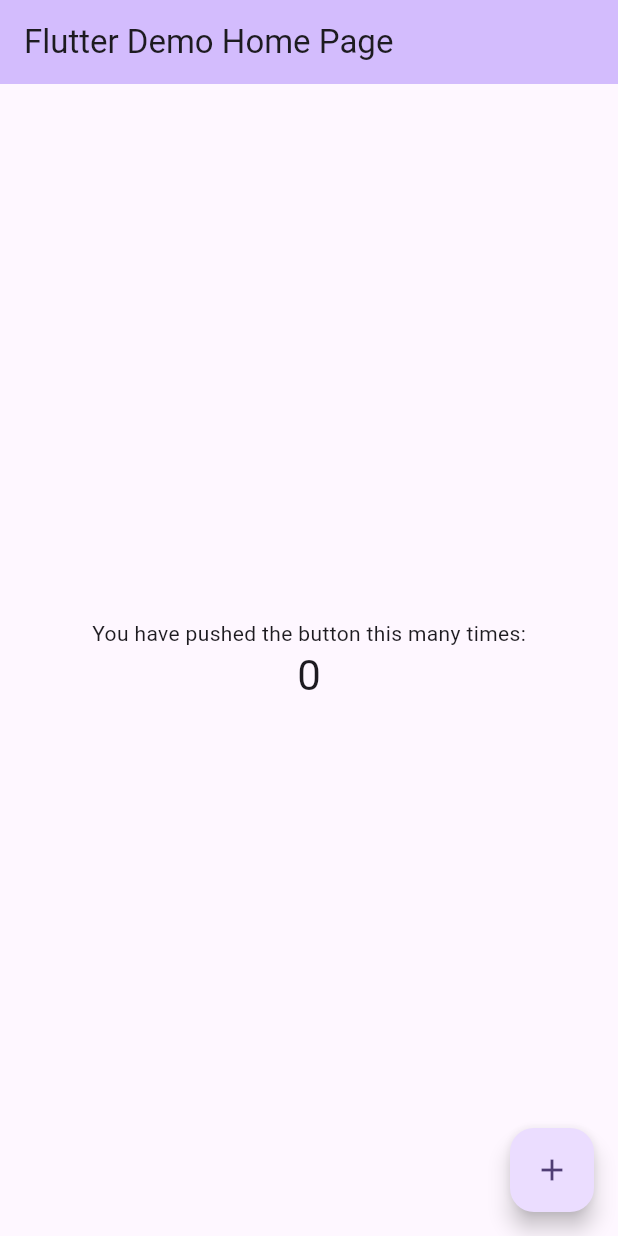
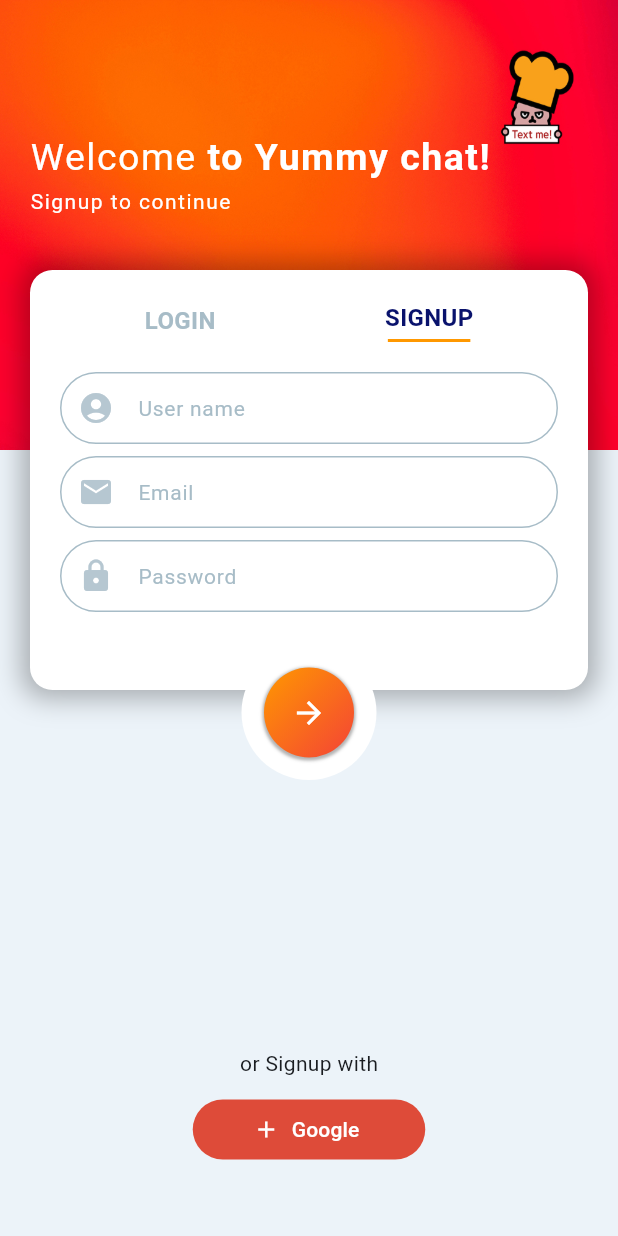
Before and after one commit to lklab/flutter-test, a Flutter app: the screen it shows after launch, on a phone screen of 412 x 824 dp. Run offline on Flutter 3.47's test engine with Material 3 defaults, Android fonts, the phone set to English and light mode, and no system bars; our stand-ins replace flutter_spinkit, flutter_svg, fluttertoast, geolocator, google_fonts, timer_builder.

Commit message:
UI 디자인

```diff
--- /dev/null
+++ b/chatting_app/lib/config/palette.dart
@@ -0,0 +1,11 @@
+import 'package:flutter/painting.dart';
+
+class Palette {
+  static const Color iconColor = Color(0xFFB6C7D1);
+  static const Color activeColor = Color(0xFF09126C);
+  static const Color textColor1 = Color(0XFFA7BCC7);
+  static const Color textColor2 = Color(0XFF9BB3C0);
+  static const Color facebookColor = Color(0xFF3B5999);
+  static const Color googleColor = Color(0xFFDE4B39);
+  static const Color backgroundColor = Color(0xFFECF3F9);
+}
--- a/chatting_app/lib/main.dart
+++ b/chatting_app/lib/main.dart
@@ -1,4 +1,5 @@
 import 'package:flutter/material.dart';
+import 'package:chatting_app/screens/main_screen.dart';
 
 void main() {
   runApp(const MyApp());
@@ -11,115 +12,12 @@
   @override
   Widget build(BuildContext context) {
     return MaterialApp(
-      title: 'Flutter Demo',
+      title: 'Chatting app',
       theme: ThemeData(
-        // This is the theme of your application.
-        //
-        // TRY THIS: Try running your application with "flutter run". You'll see
-        // the application has a purple toolbar. Then, without quitting the app,
-        // try changing the seedColor in the colorScheme below to Colors.green
-        // and then invoke "hot reload" (save your changes or press the "hot
-        // reload" button in a Flutter-supported IDE, or press "r" if you used
-        // the command line to start the app).
-        //
-        // Notice that the counter didn't reset back to zero; the application
-        // state is not lost during the reload. To reset the state, use hot
-        // restart instead.
-        //
-        // This works for code too, not just values: Most code changes can be
-        // tested with just a hot reload.
-        colorScheme: ColorScheme.fromSeed(seedColor: Colors.deepPurple),
+        colorScheme: ColorScheme.fromSeed(seedColor: Colors.blue),
         useMaterial3: true,
       ),
-      home: const MyHomePage(title: 'Flutter Demo Home Page'),
+      home: LoginSignupScreen(),
     );
   }
 }
-
-class MyHomePage extends StatefulWidget {
-  const MyHomePage({super.key, required this.title});
-
-  // This widget is the home page of your application. It is stateful, meaning
-  // that it has a State object (defined below) that contains fields that affect
-  // how it looks.
-
-  // This class is the configuration for the state. It holds the values (in this
-  // case the title) provided by the parent (in this case the App widget) and
-  // used by the build method of the State. Fields in a Widget subclass are
-  // always marked "final".
-
-  final String title;
-
-  @override
-  State<MyHomePage> createState() => _MyHomePageState();
-}
-
-class _MyHomePageState extends State<MyHomePage> {
-  int _counter = 0;
-
-  void _incrementCounter() {
-    setState(() {
-      // This call to setState tells the Flutter framework that something has
-      // changed in this State, which causes it to rerun the build method below
-      // so that the display can reflect the updated values. If we changed
-      // _counter without calling setState(), then the build method would not be
-      // called again, and so nothing would appear to happen.
-      _counter++;
-    });
-  }
-
-  @override
-  Widget build(BuildContext context) {
-    // This method is rerun every time setState is called, for instance as done
-    // by the _incrementCounter method above.
-    //
-    // The Flutter framework has been optimized to make rerunning build methods
-    // fast, so that you can just rebuild anything that needs updating rather
-    // than having to individually change instances of widgets.
-    return Scaffold(
-      appBar: AppBar(
-        // TRY THIS: Try changing the color here to a specific color (to
-        // Colors.amber, perhaps?) and trigger a hot reload to see the AppBar
-        // change color while the other colors stay the same.
-        backgroundColor: Theme.of(context).colorScheme.inversePrimary,
-        // Here we take the value from the MyHomePage object that was created by
-        // the App.build method, and use it to set our appbar title.
-        title: Text(widget.title),
-      ),
-      body: Center(
-        // Center is a layout widget. It takes a single child and positions it
-        // in the middle of the parent.
-        child: Column(
-          // Column is also a layout widget. It takes a list of children and
-          // arranges them vertically. By default, it sizes itself to fit its
-          // children horizontally, and tries to be as tall as its parent.
-          //
-          // Column has various properties to control how it sizes itself and
-          // how it positions its children. Here we use mainAxisAlignment to
-          // center the children vertically; the main axis here is the vertical
-          // axis because Columns are vertical (the cross axis would be
-          // horizontal).
-          //
-          // TRY THIS: Invoke "debug painting" (choose the "Toggle Debug Paint"
-          // action in the IDE, or press "p" in the console), to see the
-          // wireframe for each widget.
-          mainAxisAlignment: MainAxisAlignment.center,
-          children: <Widget>[
-            const Text(
-              'You have pushed the button this many times:',
-            ),
-            Text(
-              '$_counter',
-              style: Theme.of(context).textTheme.headlineMedium,
-            ),
-          ],
-        ),
-      ),
-      floatingActionButton: FloatingActionButton(
-        onPressed: _incrementCounter,
-        tooltip: 'Increment',
-        child: const Icon(Icons.add),
-      ), // This trailing comma makes auto-formatting nicer for build methods.
-    );
-  }
-}
--- /dev/null
+++ b/chatting_app/lib/screens/main_screen.dart
@@ -0,0 +1,399 @@
+import 'package:chatting_app/config/palette.dart';
+import 'package:flutter/material.dart';
+
+class LoginSignupScreen extends StatefulWidget {
+  const LoginSignupScreen({super.key});
+
+  @override
+  State<LoginSignupScreen> createState() => _LoginSignupScreenState();
+}
+
+class _LoginSignupScreenState extends State<LoginSignupScreen> {
+  bool isSignupScreen = true;
+
+  @override
+  Widget build(BuildContext context) {
+    return Scaffold(
+      backgroundColor: Palette.backgroundColor,
+      body: Stack(
+        children: [
+          Positioned(
+            top: 0,
+            right: 0,
+            left: 0,
+            child: Container(
+              height: 300,
+              decoration: BoxDecoration(
+                image: DecorationImage(
+                  image: AssetImage('image/red.jpg'),
+                  fit: BoxFit.fill,
+                ),
+              ),
+              child: Container(
+                padding: EdgeInsets.only(
+                  top: 90,
+                  left: 20,
+                ),
+                child: Column(
+                  crossAxisAlignment: CrossAxisAlignment.start,
+                  children: [
+                    RichText(
+                      text: TextSpan(
+                        text: 'Welcome',
+                        style: TextStyle(
+                          letterSpacing: 1.0,
+                          fontSize: 25,
+                          color: Colors.white,
+                        ),
+                        children: [
+                          TextSpan(
+                            text: isSignupScreen ? ' to Yummy chat!' : ' back',
+                            style: TextStyle(
+                              letterSpacing: 1.0,
+                              fontSize: 25,
+                              color: Colors.white,
+                              fontWeight: FontWeight.bold,
+                            ),
+                          )
+                        ]
+                      ),
+                    ),
+                    SizedBox(
+                      height: 5.0,
+                    ),
+                    Text(
+                      isSignupScreen ? 'Signup to continue' : 'Signin to continue',
+                      style: TextStyle(
+                        letterSpacing: 1.0,
+                        color: Colors.white,
+                      ),
+                    ),
+                  ],
+                ),
+              ),
+            ),
+          ),
+          AnimatedPositioned(
+            top: 180,
+            duration: Duration(milliseconds: 500),
+            curve: Curves.easeIn,
+            child: AnimatedContainer(
+              duration: Duration(milliseconds: 500),
+              curve: Curves.easeIn,
+              padding: EdgeInsets.all(20.0),
+              height: isSignupScreen ? 280.0 : 250.0,
+              width: MediaQuery.of(context).size.width - 40.0,
+              margin: EdgeInsets.symmetric(horizontal: 20.0),
+              decoration: BoxDecoration(
+                color: Colors.white,
+                borderRadius: BorderRadius.circular(15.0),
+                boxShadow: [
+                  BoxShadow(
+                    color: Colors.black.withOpacity(0.3),
+                    blurRadius: 15,
+                    spreadRadius: 5,
+                  ),
+                ],
+              ),
+              child: Column(
+                children: [
+                  Row(
+                    mainAxisAlignment: MainAxisAlignment.spaceAround,
+                    children: [
+                      GestureDetector(
+                        onTap: () {
+                          setState(() {
+                            isSignupScreen = false;
+                          });
+                        },
+                        child: Column(
+                          children: [
+                            Text(
+                              'LOGIN',
+                              style: TextStyle(
+                                fontSize: 16,
+                                fontWeight: FontWeight.bold,
+                                color: !isSignupScreen ? Palette.activeColor : Palette.textColor1,
+                              ),
+                            ),
+                            if (!isSignupScreen)
+                            Container(
+                              margin: EdgeInsets.only(top: 3),
+                              height: 2,
+                              width: 55,
+                              color: Colors.orange
+                            ),
+                          ],
+                        ),
+                      ),
+                      GestureDetector(
+                        onTap: () {
+                          setState(() {
+                            isSignupScreen = true;
+                          });
+                        },
+                        child: Column(
+                          children: [
+                            Text(
+                              'SIGNUP',
+                              style: TextStyle(
+                                fontSize: 16,
+                                fontWeight: FontWeight.bold,
+                                color: isSignupScreen ? Palette.activeColor : Palette.textColor1,
+                              ),
+                            ),
+                            if (isSignupScreen)
+                            Container(
+                              margin: EdgeInsets.only(top: 3),
+                              height: 2,
+                              width: 55,
+                              color: Colors.orange
+                            ),
+                          ],
+                        ),
+                      ),
+                    ],
+                  ),
+                  if (isSignupScreen)
+                  Container(
+                    margin: EdgeInsets.only(top: 20.0),
+                    child: Form(
+                      child: Column(
+                        children: [
+                          TextFormField(
+                            decoration: InputDecoration(
+                              prefixIcon: Icon(
+                                Icons.account_circle,
+                                color: Palette.iconColor,
+                              ),
+                              enabledBorder: OutlineInputBorder(
+                                borderSide: BorderSide(
+                                  color: Palette.textColor1,
+                                ),
+                                borderRadius: BorderRadius.all(Radius.circular(35.0)),
+                              ),
+                              focusedBorder: OutlineInputBorder(
+                                borderSide: BorderSide(
+                                  color: Palette.textColor1,
+                                ),
+                                borderRadius: BorderRadius.all(Radius.circular(35.0)),
+                              ),
+                              hintText: 'User name',
+                              hintStyle: TextStyle(
+                                fontSize: 14,
+                                color: Palette.textColor1,
+                              ),
+                              contentPadding: EdgeInsets.all(10),
+                            ),
+                          ),
+                          SizedBox(
+                            height: 8,
+                          ),
+                          TextFormField(
+                            decoration: InputDecoration(
+                              prefixIcon: Icon(
+                                Icons.email,
+                                color: Palette.iconColor,
+                              ),
+                              enabledBorder: OutlineInputBorder(
+                                borderSide: BorderSide(
+                                  color: Palette.textColor1,
+                                ),
+                                borderRadius: BorderRadius.all(Radius.circular(35.0)),
+                              ),
+                              focusedBorder: OutlineInputBorder(
+                                borderSide: BorderSide(
+                                  color: Palette.textColor1,
+                                ),
+                                borderRadius: BorderRadius.all(Radius.circular(35.0)),
+                              ),
+                              hintText: 'Email',
+                              hintStyle: TextStyle(
+                                fontSize: 14,
+                                color: Palette.textColor1,
+                              ),
+                              contentPadding: EdgeInsets.all(10),
+                            ),
+                          ),
+                          SizedBox(
+                            height: 8,
+                          ),
+                          TextFormField(
+                            decoration: InputDecoration(
+                              prefixIcon: Icon(
+                                Icons.lock,
+                                color: Palette.iconColor,
+                              ),
+                              enabledBorder: OutlineInputBorder(
+                                borderSide: BorderSide(
+                                  color: Palette.textColor1,
+                                ),
+                                borderRadius: BorderRadius.all(Radius.circular(35.0)),
+                              ),
+                              focusedBorder: OutlineInputBorder(
+                                borderSide: BorderSide(
+                                  color: Palette.textColor1,
+                                ),
+                                borderRadius: BorderRadius.all(Radius.circular(35.0)),
+                              ),
+                              hintText: 'Password',
+                              hintStyle: TextStyle(
+                                fontSize: 14,
+                                color: Palette.textColor1,
+                              ),
+                              contentPadding: EdgeInsets.all(10),
+                            ),
+                          ),
+                        ],
+                      ),
+                    ),
+                  ),
+                  if (!isSignupScreen)
+                  Container(
+                    margin: EdgeInsets.only(top: 20.0),
+                    child: Form(
+                      child: Column(
+                        children: [
+                          TextFormField(
+                            decoration: InputDecoration(
+                              prefixIcon: Icon(
+                                Icons.email,
+                                color: Palette.iconColor,
+                              ),
+                              enabledBorder: OutlineInputBorder(
+                                borderSide: BorderSide(
+                                  color: Palette.textColor1,
+                                ),
+                                borderRadius: BorderRadius.all(Radius.circular(35.0)),
+                              ),
+                              focusedBorder: OutlineInputBorder(
+                                borderSide: BorderSide(
+                                  color: Palette.textColor1,
+                                ),
+                                borderRadius: BorderRadius.all(Radius.circular(35.0)),
+                              ),
+                              hintText: 'Email',
+                              hintStyle: TextStyle(
+                                fontSize: 14,
+                                color: Palette.textColor1,
+                              ),
+                              contentPadding: EdgeInsets.all(10),
+                            ),
+                          ),
+                          SizedBox(
+                            height: 8,
+                          ),
+                          TextFormField(
+                            decoration: InputDecoration(
+                              prefixIcon: Icon(
+                                Icons.lock,
+                                color: Palette.iconColor,
+                              ),
+                              enabledBorder: OutlineInputBorder(
+                                borderSide: BorderSide(
+                                  color: Palette.textColor1,
+                                ),
+                                borderRadius: BorderRadius.all(Radius.circular(35.0)),
+                              ),
+                              focusedBorder: OutlineInputBorder(
+                                borderSide: BorderSide(
+                                  color: Palette.textColor1,
+                                ),
+                                borderRadius: BorderRadius.all(Radius.circular(35.0)),
+                              ),
+                              hintText: 'Password',
+                              hintStyle: TextStyle(
+                                fontSize: 14,
+                                color: Palette.textColor1,
+                              ),
+                              contentPadding: EdgeInsets.all(10),
+                            ),
+                          ),
+                        ],
+                      ),
+                    ),
+                  ),
+                ],
+              ),
+            ),
+          ),
+          AnimatedPositioned(
+            top: isSignupScreen ? 430.0 : 390.0,
+            right: 0.0,
+            left: 0.0,
+            duration: Duration(milliseconds: 500),
+            curve: Curves.easeIn,
+            child: Center(
+              child: Container(
+                padding: EdgeInsets.all(15.0),
+                height: 90.0,
+                width: 90.0,
+                decoration: BoxDecoration(
+                  color: Colors.white,
+                  borderRadius: BorderRadius.circular(50.0),
+                ),
+                child: Container(
+                  decoration: BoxDecoration(
+                    gradient: LinearGradient(
+                      colors: [
+                        Colors.orange,
+                        Colors.red,
+                      ],
+                      begin: Alignment.topLeft,
+                      end: Alignment.bottomRight,
+                    ),
+                    borderRadius: BorderRadius.circular(30.0),
+                    boxShadow: [
+                      BoxShadow(
+                        color: Colors.black.withOpacity(0.3),
+                        spreadRadius: 1,
+                        blurRadius: 1,
+                        offset: Offset(0, 1),
+                      ),
+                    ],
+                  ),
+                  child: Icon(
+                    Icons.arrow_forward,
+                    color: Colors.white,
+                  ),
+                ),
+              ),
+            ),
+          ),
+          Positioned(
+            top: MediaQuery.of(context).size.height - 125.0,
+            right: 0.0,
+            left: 0.0,
+            child: Column(
+              children: [
+                Text(isSignupScreen ? 'or Signup with' : 'or Signin with'),
+                SizedBox(
+                  height: 10,
+                ),
+                TextButton.icon(
+                  onPressed: () {
+
+                  },
+                  style: TextButton.styleFrom(
+                    foregroundColor: Colors.white,
+                    backgroundColor: Palette.googleColor,
+                    minimumSize: Size(155.0, 40.0),
+                    shape: RoundedRectangleBorder(
+                      borderRadius: BorderRadius.circular(20.0),
+                    ),
+                  ),
+                  icon: Icon(Icons.add),
+                  label: Text('Google'),
+                ),
+              ],
+            ),
+          ),
+
+
+
+
+        ],
+      ),
+    );
+  }
+}
--- a/chatting_app/pubspec.yaml
+++ b/chatting_app/pubspec.yaml
@@ -59,9 +59,8 @@
   uses-material-design: true
 
   # To add assets to your application, add an assets section, like this:
-  # assets:
-  #   - images/a_dot_burr.jpeg
-  #   - images/a_dot_ham.jpeg
+  assets:
+    - image/red.jpg
 
   # An image asset can refer to one or more resolution-specific "variants", see
   # https://flutter.dev/to/resolution-aware-images
```
Also changed, not shown: chatting_app/image/red.jpg (added).
